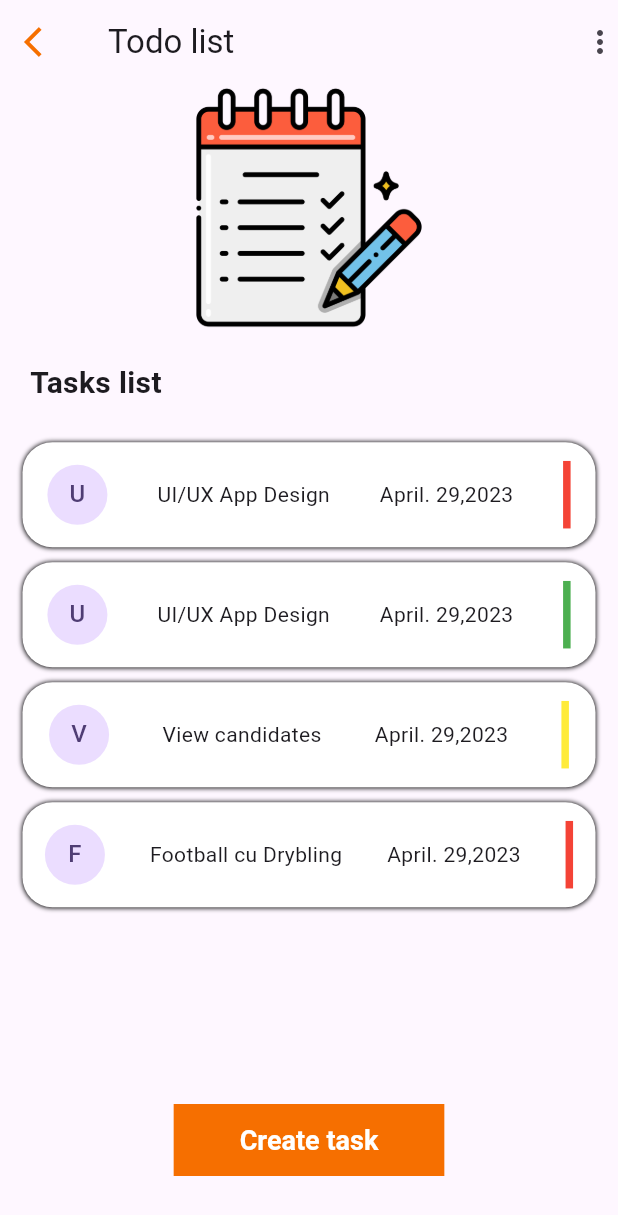
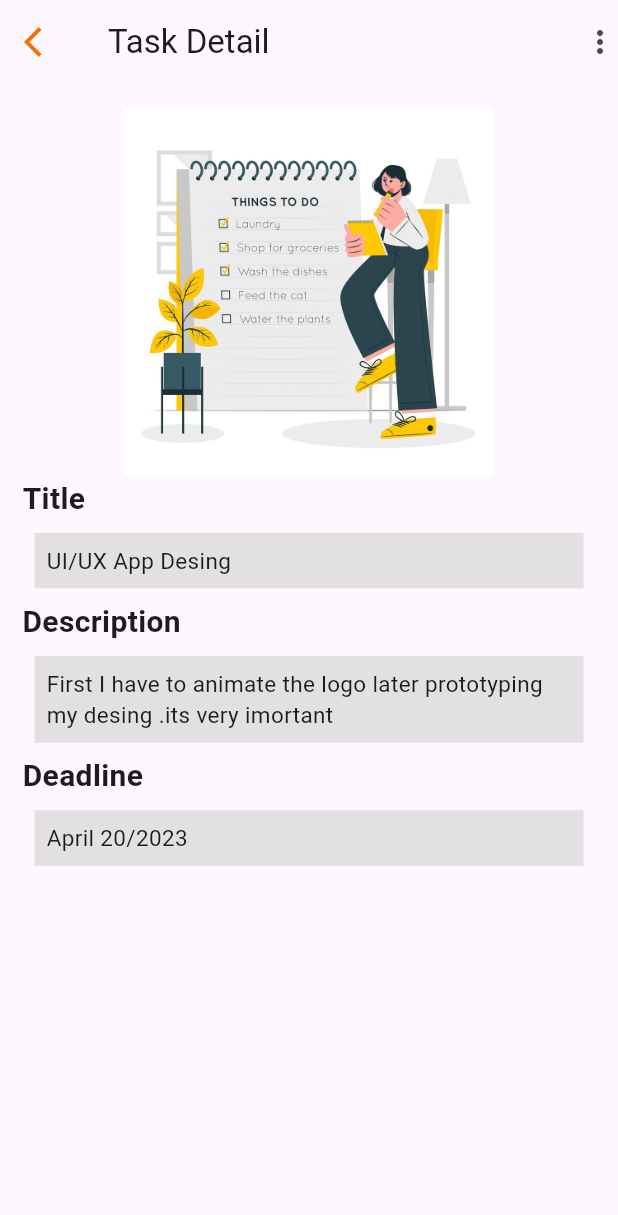
Before and after one commit to YeshiwasT/2023-project-phase-mobile-tasks, a Flutter app: the screen it shows after launch, on a phone screen of 412 x 824 dp. Shown: the top 1215 px of the screen. Run offline on Flutter 3.47's test engine with Material 2 defaults, Android fonts, the phone set to English and light mode, and no system bars.

Commit message:
task day 7 added

```diff
--- a/on-boarding/add_task/lib/main.dart
+++ b/on-boarding/add_task/lib/main.dart
@@ -1,4 +1,6 @@
-import 'package:add_task/add_task/Screen/task.dart';
+import 'package:add_task/add_task/Screen/add_todo_Screen.dart';
+import 'package:add_task/task_detail/task_detail.dart';
+import 'package:add_task/todo_list/Screen/task.dart';
 import 'package:flutter/material.dart';
 
 void main() {
@@ -19,7 +21,7 @@ class MyApp extends StatelessWidget {
         colorScheme: ColorScheme.fromSeed(seedColor: Colors.deepPurple),
         useMaterial3: true,
       ),
-      home: const MyHomePage(),
+      home: const TodoDetail(),
     );
   }
 }
--- /dev/null
+++ b/on-boarding/add_task/lib/task_detail/task_detail.dart
@@ -0,0 +1,112 @@
+import 'package:add_task/todo_list/Model/task_model.dart';
+import 'package:add_task/todo_list/widgets/single_todo.dart';
+import 'package:flutter/material.dart';
+class TodoDetail extends StatefulWidget {
+  const TodoDetail({super.key});
+
+  @override
+  State<TodoDetail> createState() => _TodoDetailState();
+}
+
+class _TodoDetailState extends State<TodoDetail> {
+
+  final _formKey = GlobalKey<FormState>();
+
+  @override
+  Widget build(BuildContext context) {
+ return Scaffold(
+      appBar: AppBar(
+        title: Text("Task Detail"),
+       leading: IconButton(
+    icon: Icon(Icons.arrow_back_ios, color: Color.fromARGB(255, 246, 111, 0)),
+    onPressed: () => Navigator.of(context).pop(),
+  ),
+        actions: [
+          Icon(Icons.more_vert)
+        ],
+      ),
+      body: Container(
+        padding: EdgeInsets.all(15),
+        child: Column(
+          crossAxisAlignment: CrossAxisAlignment.start,
+          children: <Widget>[
+          Center(
+
+            child: Image.asset("assets/todo_detail.jpeg",height: MediaQuery.sizeOf(context).height*0.3,)),
+
+       const Text(
+                  'Title',
+                  textAlign: TextAlign.left,
+                  style: TextStyle(
+                    fontSize: 20,
+                    fontWeight: FontWeight.bold
+                  ),
+                ),
+                 Container(
+                   padding: EdgeInsets.all(8),
+                   margin: EdgeInsets.all(8),
+ width: double.infinity,
+                  color: Color.fromARGB(255, 226, 224, 224),
+                                     child: const Text(
+                    'UI/UX App Desing',
+                    textAlign: TextAlign.left,
+                    style: TextStyle(
+                      fontSize: 15,
+                    ),
+                                 ),
+                 ),
+        const Text(
+                  'Description',
+                  textAlign: TextAlign.right,
+                  style: TextStyle(
+                    fontSize: 20,
+                    fontWeight: FontWeight.bold
+                  ),
+                ),
+                  Container(
+                                       margin: EdgeInsets.all(8),
+
+                     padding: EdgeInsets.all(8),
+ width: double.infinity,
+                  color: Color.fromARGB(255, 226, 224, 224),
+                                      child: const Text(
+                      "First I have to animate the logo later prototyping my desing .its very imortant",
+                         textAlign: TextAlign.left,
+                    style: TextStyle(
+                      fontSize: 15,
+                    ),
+                                  ),
+                  ),
+              const Text(
+                  'Deadline',
+                  textAlign: TextAlign.left,
+                  style: TextStyle(
+                    fontSize: 20,
+                    fontWeight: FontWeight.bold
+                  ),
+                ),
+
+                Container(
+                                     margin: EdgeInsets.all(8),
+
+                  padding: EdgeInsets.all(8),
+                  width: double.infinity,
+                  color: Color.fromARGB(255, 226, 224, 224),
+
+                  child: const Text(
+                    'April 20/2023',
+                    textAlign: TextAlign.left,
+                    style: TextStyle(
+                      fontSize: 15,
+                    ),
+                  ),
+                ),
+
+
+
+          ],
+        ),
+      ),
+    );
+  }
+}
--- a/on-boarding/add_task/lib/add_task/Screen/task.dart
+++ b/on-boarding/add_task/lib/todo_list/Screen/task.dart
@@ -1,5 +1,5 @@
-import 'package:add_task/add_task/Model/task_model.dart';
-import 'package:add_task/add_task/widgets/single_todo.dart';
+import 'package:add_task/todo_list/Model/task_model.dart';
+import 'package:add_task/todo_list/widgets/single_todo.dart';
 import 'package:flutter/material.dart';
 class MyHomePage extends StatefulWidget {
   const MyHomePage({super.key});
--- a/on-boarding/add_task/pubspec.yaml
+++ b/on-boarding/add_task/pubspec.yaml
@@ -61,7 +61,8 @@ flutter:
   # To add assets to your application, add an assets section, like this:
   assets:
     - assets/todo.png
-  #   - images/a_dot_ham.jpeg
+    - assets/todo_detail.jpeg
+    - assets/back.jpg
 
   # An image asset can refer to one or more resolution-specific "variants", see
   # https://flutter.dev/assets-and-images/#resolution-aware
```
Also changed, not shown: on-boarding/add_task/lib/add_task/Screen/add_todo_Screen.dart (added, +142 -0 lines), on-boarding/add_task/assets/back.jpg (added), on-boarding/add_task/assets/todo_detail.jpeg (added), on-boarding/add_task/lib/todo_list/Model/task_model.dart (renamed from on-boarding/add_task/lib/add_task/Model/task_model.dart), on-boarding/add_task/lib/todo_list/widgets/single_todo.dart (renamed from on-boarding/add_task/lib/add_task/widgets/single_todo.dart).
